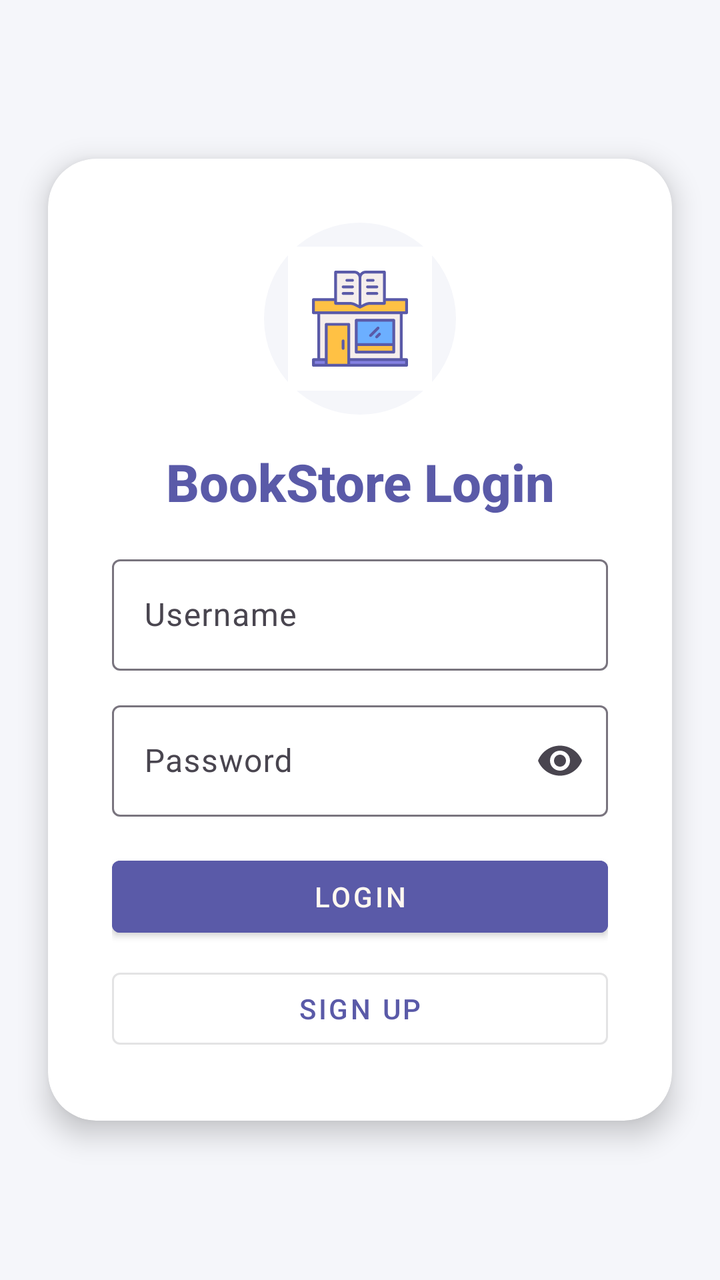
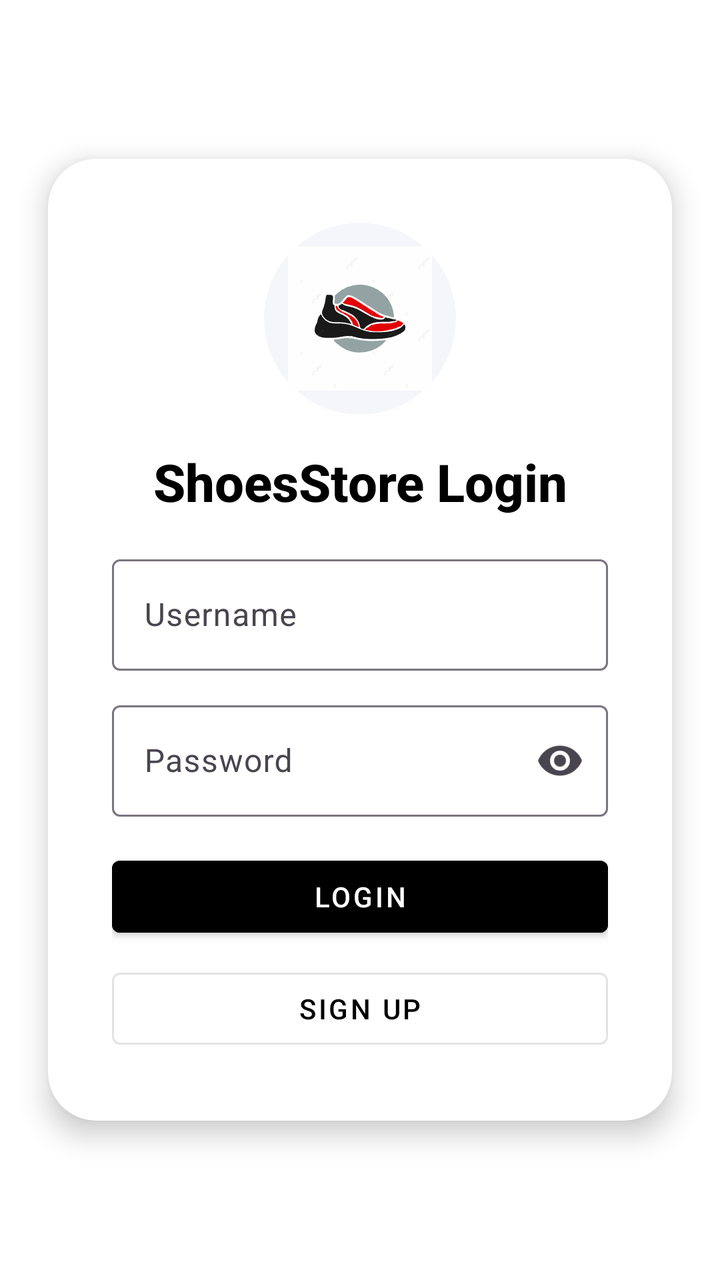

The first picture is an Android layout as it rendered before a commit; the second is the same layout after the commit. The layout source and the unified diff follow.
<!-- AndroidManifest.xml: application theme Theme.Project -->
<!-- res/layout/activity_login.xml -->
<LinearLayout xmlns:android="http://schemas.android.com/apk/res/android"
    xmlns:app="http://schemas.android.com/apk/res-auto"
    android:layout_width="match_parent"
    android:layout_height="match_parent"
    android:orientation="vertical"
    android:gravity="center"
    android:background="#F5F6FA">

    <androidx.cardview.widget.CardView
        android:layout_width="match_parent"
        android:layout_height="wrap_content"
        android:layout_margin="24dp"
        app:cardCornerRadius="24dp"
        app:cardElevation="8dp"
        android:backgroundTint="#FFFFFF">

        <LinearLayout
            android:layout_width="match_parent"
            android:layout_height="wrap_content"
            android:orientation="vertical"
            android:padding="32dp">

            <ImageView
                android:id="@+id/imageViewLoginIcon"
                android:layout_width="96dp"
                android:layout_height="96dp"
                android:src="@drawable/icon"
                android:layout_gravity="center_horizontal"
                android:contentDescription="@string/app_icon"
                android:layout_marginBottom="16dp"
                android:background="@drawable/circle_bg"
                android:padding="12dp" />

            <TextView
                android:id="@+id/textViewTitle"
                android:layout_width="match_parent"
                android:layout_height="wrap_content"
                android:text="@string/login_title"
                android:textSize="26sp"
                android:textStyle="bold"
                android:textColor="#5A5AA8"
                android:gravity="center"
                android:layout_marginBottom="16dp"
                android:fontFamily="sans-serif-medium" />

            <com.google.android.material.textfield.TextInputLayout
                android:layout_width="match_parent"
                android:layout_height="wrap_content"
                android:layout_marginBottom="12dp">
                <com.google.android.material.textfield.TextInputEditText
                    android:id="@+id/editTextUsername"
                    android:layout_width="match_parent"
                    android:layout_height="wrap_content"
                    android:hint="@string/username"
                    android:inputType="textPersonName"
                    android:textColor="#4E342E"
                    android:textColorHint="#A1887F" />
            </com.google.android.material.textfield.TextInputLayout>

            <com.google.android.material.textfield.TextInputLayout
                android:layout_width="match_parent"
                android:layout_height="wrap_content"
                android:layout_marginBottom="16dp"
                app:endIconMode="password_toggle">
                <com.google.android.material.textfield.TextInputEditText
                    android:id="@+id/editTextPassword"
                    android:layout_width="match_parent"
                    android:layout_height="wrap_content"
                    android:hint="@string/password"
                    android:inputType="textPassword"
                    android:textColor="#4E342E"
                    android:textColorHint="#A1887F" />
            </com.google.android.material.textfield.TextInputLayout>

            <com.google.android.material.button.MaterialButton
                android:id="@+id/buttonLogin"
                android:layout_width="match_parent"
                android:layout_height="wrap_content"
                android:text="@string/login"
                style="@style/Widget.MaterialComponents.Button"
                android:backgroundTint="#5A5AA8"
                android:textColor="#FFF8F0"
                android:layout_marginBottom="8dp" />

            <com.google.android.material.button.MaterialButton
                android:id="@+id/buttonSignUp"
                android:layout_width="match_parent"
                android:layout_height="wrap_content"
                android:text="@string/sign_up"
                style="@style/Widget.MaterialComponents.Button.OutlinedButton"
                android:backgroundTint="#FFFFFF"
                android:textColor="#5A5AA8" />
        </LinearLayout>
    </androidx.cardview.widget.CardView>
</LinearLayout>
<!-- resources referenced by this layout -->
<resources>
  <!-- drawable circle_bg (drawable) -->
  <shape xmlns:android="http://schemas.android.com/apk/res/android"
      android:shape="oval">
      <solid android:color="#F5F6FA"/>
      <size android:width="72dp" android:height="72dp"/>
  </shape>
  <!-- drawable icon: vector/xml drawable (drawable, 6605 chars, omitted) -->
  <string name="app_icon">App icon</string>
  <string name="login">Login</string>
  <string name="login_title">BookStore Login</string>
  <string name="password">Password</string>
  <string name="sign_up">Sign Up</string>
  <string name="username">Username</string>
  <style name="Theme.Project" parent="Base.Theme.Project" />
  <style name="Base.Theme.Project" parent="Theme.Material3.DayNight.NoActionBar">
          
          
      </style>
</resources>

<!-- the commit's change to res/layout/activity_login.xml (unified diff, before → after) -->
@@ -4,7 +4,7 @@
     android:layout_height="match_parent"
     android:orientation="vertical"
     android:gravity="center"
-    android:background="#F5F6FA">
+    android:background="#FFFFFF">
 
     <androidx.cardview.widget.CardView
         android:layout_width="match_parent"
@@ -38,7 +38,7 @@
                 android:text="@string/login_title"
                 android:textSize="26sp"
                 android:textStyle="bold"
-                android:textColor="#5A5AA8"
+                android:textColor="#000000"
                 android:gravity="center"
                 android:layout_marginBottom="16dp"
                 android:fontFamily="sans-serif-medium" />
@@ -53,8 +53,8 @@
                     android:layout_height="wrap_content"
                     android:hint="@string/username"
                     android:inputType="textPersonName"
-                    android:textColor="#4E342E"
-                    android:textColorHint="#A1887F" />
+                    android:textColor="#000000"
+                    android:textColorHint="#888888" />
             </com.google.android.material.textfield.TextInputLayout>
 
             <com.google.android.material.textfield.TextInputLayout
@@ -68,8 +68,8 @@
                     android:layout_height="wrap_content"
                     android:hint="@string/password"
                     android:inputType="textPassword"
-                    android:textColor="#4E342E"
-                    android:textColorHint="#A1887F" />
+                    android:textColor="#000000"
+                    android:textColorHint="#888888" />
             </com.google.android.material.textfield.TextInputLayout>
 
             <com.google.android.material.button.MaterialButton
@@ -78,8 +78,8 @@
                 android:layout_height="wrap_content"
                 android:text="@string/login"
                 style="@style/Widget.MaterialComponents.Button"
-                android:backgroundTint="#5A5AA8"
-                android:textColor="#FFF8F0"
+                android:backgroundTint="#000000"
+                android:textColor="#FFFFFF"
                 android:layout_marginBottom="8dp" />
 
             <com.google.android.material.button.MaterialButton
@@ -89,7 +89,7 @@
                 android:text="@string/sign_up"
                 style="@style/Widget.MaterialComponents.Button.OutlinedButton"
                 android:backgroundTint="#FFFFFF"
-                android:textColor="#5A5AA8" />
+                android:textColor="#000000" />
         </LinearLayout>
     </androidx.cardview.widget.CardView>
 </LinearLayout>
<!-- resource entries referenced after the edit -->
@@ -6,10 +6,10 @@
       <solid android:color="#F5F6FA"/>
       <size android:width="72dp" android:height="72dp"/>
   </shape>
-  <!-- drawable icon: vector/xml drawable (drawable, 6605 chars, omitted) -->
+  <!-- drawable icon: vector/xml drawable (drawable, 63320 chars, omitted) -->
   <string name="app_icon">App icon</string>
   <string name="login">Login</string>
-  <string name="login_title">BookStore Login</string>
+  <string name="login_title">ShoesStore Login</string>
   <string name="password">Password</string>
   <string name="sign_up">Sign Up</string>
   <string name="username">Username</string>
